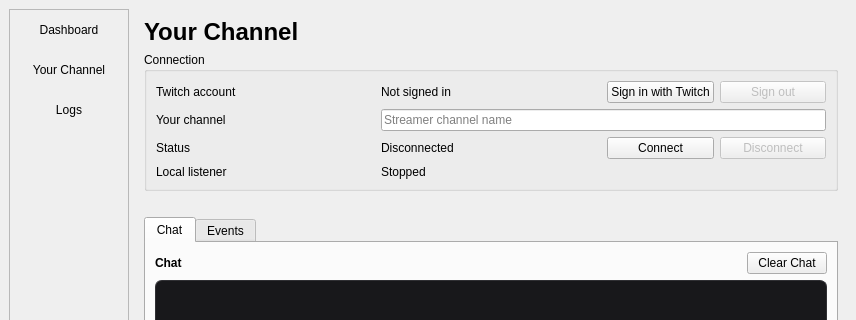
The window that products/hub/ui/mainwindow.ui (itsjusty0gurt/StreamHouse) describes before a commit, drawn with Qt 5; both pictures show x 0 to 856 and y 0 to 320 of the 856 by 680 pixel window.
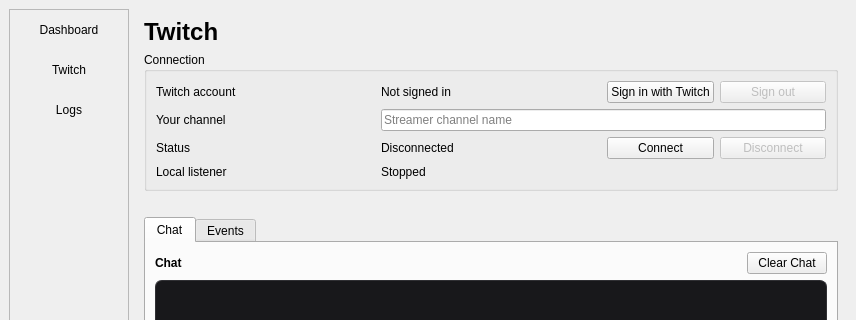
The same window after the commit. The open tabs and pages were chosen to show the change.

Commit message: Move Twitch UI and commands into module

```diff
--- a/products/hub/ui/mainwindow.ui
+++ b/products/hub/ui/mainwindow.ui
@@ -71,7 +71,7 @@
          <widget class="QPushButton" name="twitchButton">
           <property name="checkable"><bool>true</bool></property>
            <property name="text">
-            <string>Your Channel</string>
+            <string>Twitch</string>
            </property>
          </widget>
         </item>
@@ -207,7 +207,7 @@
         </widget>
         <widget class="QWidget" name="twitchPage">
          <layout class="QVBoxLayout" name="twitchPageLayout">
-          <item><widget class="QLabel" name="twitchTitleLabel"><property name="font"><font><pointsize>18</pointsize><bold>true</bold></font></property><property name="text"><string>Your Channel</string></property></widget></item>
+          <item><widget class="QLabel" name="twitchTitleLabel"><property name="font"><font><pointsize>18</pointsize><bold>true</bold></font></property><property name="text"><string>Twitch</string></property></widget></item>
           <item>
            <widget class="QGroupBox" name="twitchConnectionGroup">
             <property name="title"><string>Connection</string></property>
```
The commit also changes 26 other files.
